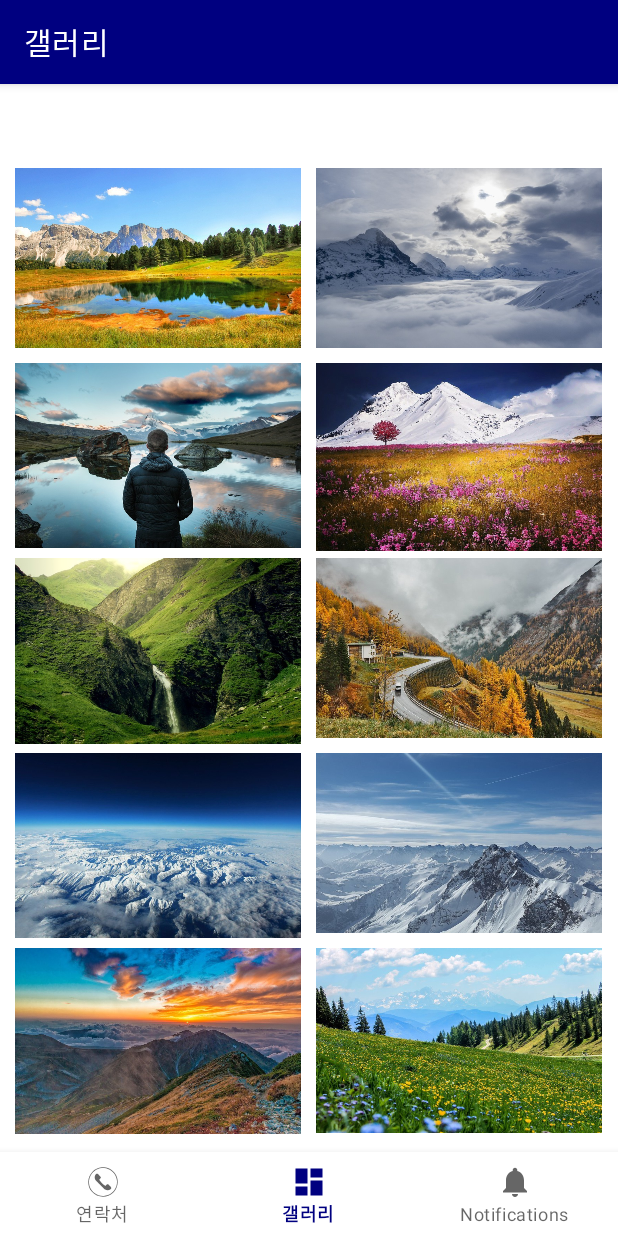
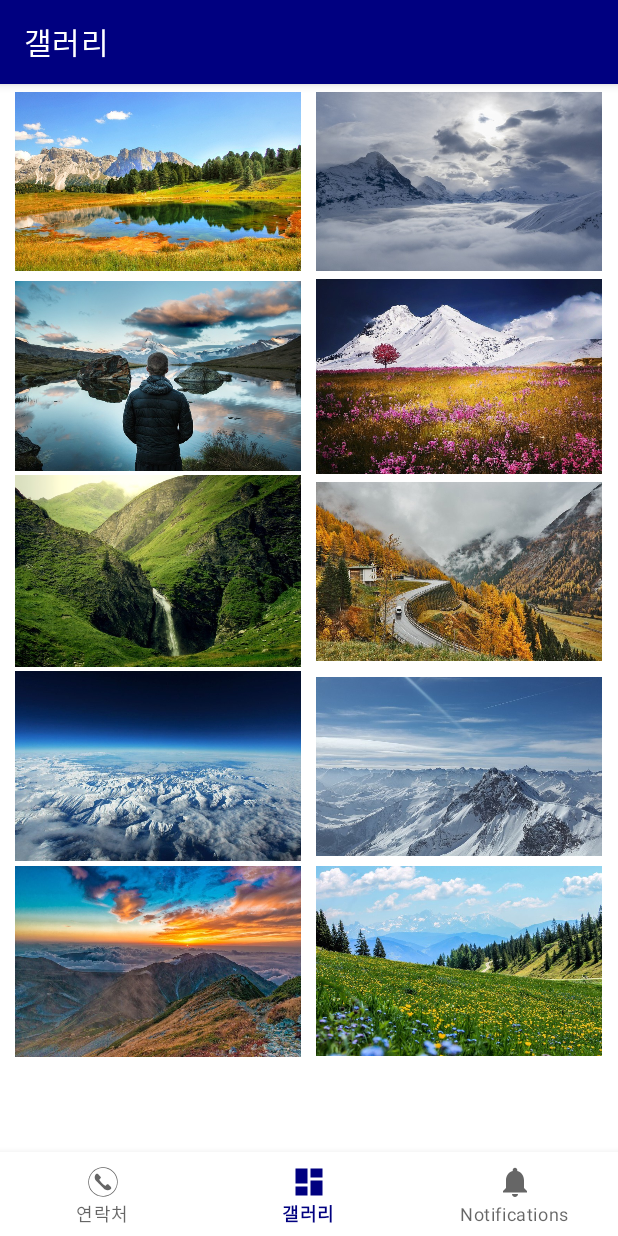
Before and after one commit to Byeonminu/OneClick, an Android app: the DashboardFragment screen opened through its navigation route, on a phone screen of 412 x 824 dp. Run offline under Robolectric (Android 15) with nearby library versions, the phone set to English and light mode, and no system bars; our stand-ins replace navigation-ui.

Commit message:
style: image sort

```diff
--- a/app/src/main/res/layout/activity_main.xml
+++ b/app/src/main/res/layout/activity_main.xml
@@ -3,8 +3,7 @@
     xmlns:app="http://schemas.android.com/apk/res-auto"
     android:id="@+id/container"
     android:layout_width="match_parent"
-    android:layout_height="match_parent"
-    android:paddingTop="?attr/actionBarSize">
+    android:layout_height="match_parent">
 
     <com.google.android.material.bottomnavigation.BottomNavigationView
         android:id="@+id/nav_view"
--- a/app/src/main/res/layout/fragment_dashboard.xml
+++ b/app/src/main/res/layout/fragment_dashboard.xml
@@ -10,6 +10,7 @@ xmlns:tools="http://schemas.android.com/tools"
     android:paddingLeft="10dp"
     android:paddingRight="10dp"
     android:gravity="center"
+    android:paddingBottom="?attr/actionBarSize"
     >
 
 
--- a/app/src/main/res/layout/grid_view.xml
+++ b/app/src/main/res/layout/grid_view.xml
@@ -5,13 +5,15 @@
     xmlns:tools="http://schemas.android.com/tools"
     android:layout_width="match_parent"
     android:layout_height="wrap_content"
-    android:orientation="vertical">
+    android:orientation="vertical"
+    >
 
     <ImageView
         android:id="@+id/picture"
         android:layout_width="wrap_content"
         android:layout_height="130dp"
-        android:paddingBottom="10dp"
+        android:paddingTop="5dp"
+        android:paddingBottom="5dp"
         android:scaleType="fitCenter"
         />
 
```
